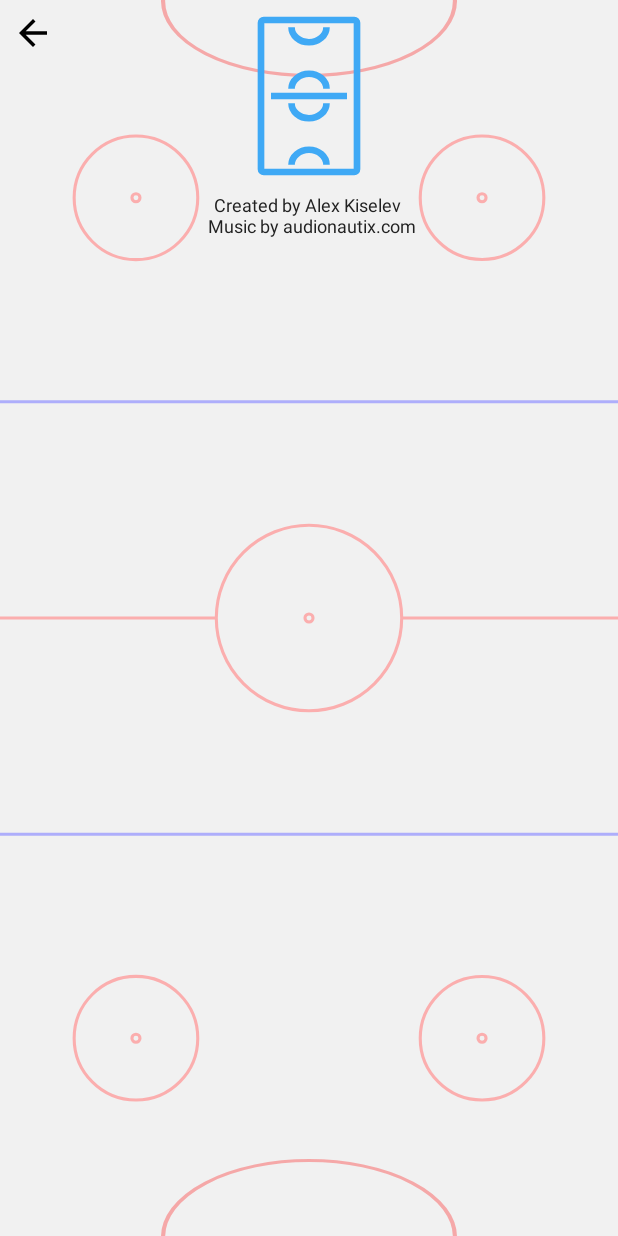
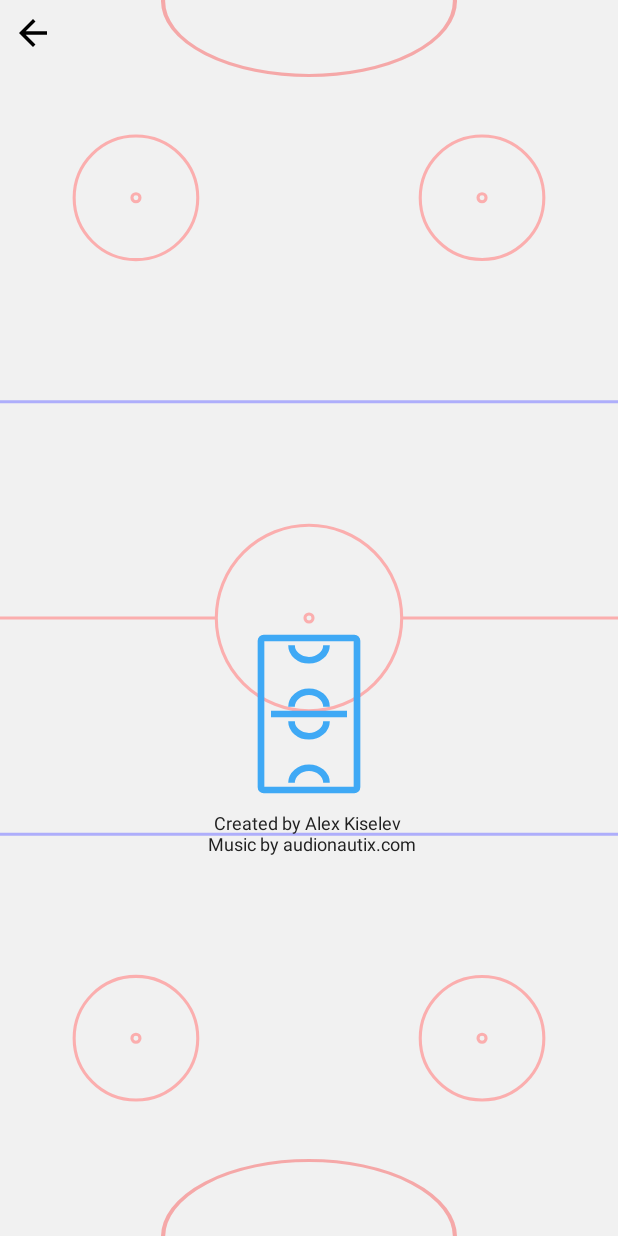
Before and after one commit to InvalidNickname/Air-hockey, an Android app: the CreditsActivity screen opened directly, with no data from a screen before it, on a phone screen of 412 x 824 dp. Run offline under Robolectric (Android 15) with nearby library versions, the phone set to English and light mode, and no system bars.

Commit message:
v0.17.4 - Улучшил creditsactivity - Вынес базовую громкость в ресурсы - Исправил вылет на android 4.4 и ниже

```diff
--- a/app/src/main/AndroidManifest.xml
+++ b/app/src/main/AndroidManifest.xml
@@ -1,7 +1,7 @@
 <?xml version="1.0" encoding="utf-8"?>
 <manifest xmlns:android="http://schemas.android.com/apk/res/android"
     package="hockey.airhockey"
-    android:versionName="0.17.3">
+    android:versionName="0.17.4">
 
     <application
         android:allowBackup="true"
--- a/app/src/main/java/hockey/airhockey/CreditsActivity.java
+++ b/app/src/main/java/hockey/airhockey/CreditsActivity.java
@@ -9,8 +9,11 @@ import android.support.v7.app.AppCompatActivity;
 import android.view.View;
 import android.view.WindowManager;
 import android.widget.ImageView;
+import android.widget.LinearLayout;
 import android.widget.ScrollView;
+import android.widget.Space;
 
+import static hockey.airhockey.MainActivity.baseVolume;
 import static hockey.airhockey.MainActivity.gateHeight;
 import static hockey.airhockey.MainActivity.height;
 import static hockey.airhockey.MainActivity.volume;
@@ -33,10 +36,13 @@ public class CreditsActivity extends AppCompatActivity implements Runnable {
         setVolumeControlStream(AudioManager.STREAM_MUSIC);
         mediaPlayer = new MediaPlayer();
         mediaPlayer = MediaPlayer.create(this, R.raw.night_runner);
-        mediaPlayer.setVolume(0.5f * volume, 0.5f * volume);
+        mediaPlayer.setVolume(baseVolume * volume, baseVolume * volume);
         mediaPlayer.setLooping(true);
         overridePendingTransition(0, 0);
         scrollView = findViewById(R.id.scrollView);
+        Space space = findViewById(R.id.space);
+        LinearLayout.LayoutParams spaceParams = new LinearLayout.LayoutParams(0, height/2);
+        space.setLayoutParams(spaceParams);
         sec = System.currentTimeMillis();
         this.getWindow().setFlags(WindowManager.LayoutParams.FLAG_FULLSCREEN, WindowManager.LayoutParams.FLAG_FULLSCREEN);
         drawGates();
--- a/app/src/main/java/hockey/airhockey/GameField.java
+++ b/app/src/main/java/hockey/airhockey/GameField.java
@@ -316,14 +316,14 @@ public class GameField extends SurfaceView implements Runnable {
         }
     }
 
-    // столкновение биты с шайбой, alpha - угол наклона прямой, соединяющей центры шайбы и биты к прямой x
+    // столкновение точки с шайбой, alpha - угол наклона прямой, соединяющей центры точки и биты к прямой x
     private void collision(Vector speed, double alpha, boolean needSound) {
         if (needSound) {
             int random = (int) Math.round(Math.random() * 4);
             soundPool.play(hitSound[random], volume, volume, 0, 0, 1);
         }
         Vector relative, collided = new Vector(0, 0);
-        // нахождение скорости шайбы относительно биты
+        // нахождение скорости шайбы относительно точки
         relative = puck.v.deductVector(speed);
         // проецирование скорости шайбы в систему координат с наклоном прямой x на угол alpha, отражение vy
         collided.y = -(relative.x * Math.cos(alpha) + relative.y * Math.sin(alpha));
--- a/app/src/main/java/hockey/airhockey/MainActivity.java
+++ b/app/src/main/java/hockey/airhockey/MainActivity.java
@@ -25,7 +25,7 @@ public class MainActivity extends AppCompatActivity {
     public static final String APP_PREFERENCES_VOLUME = "volume";
     static int width, height, playerScale, puckScale, gateHeight, goalStopTime, startAnimStopTime, numberOfPucks, numberOfPlayers, goalThreshold;
     static double frictionValue;
-    static float volume;
+    static float volume, baseVolume;
     static boolean friction;
     private ImageView volumeButton;
     private ImageView start, credits;
@@ -46,6 +46,7 @@ public class MainActivity extends AppCompatActivity {
         gateHeight = height / getResources().getInteger(R.integer.gate_height);
         friction = getResources().getBoolean(R.bool.friction);
         goalThreshold = getResources().getInteger(R.integer.goal_threshold);
+        baseVolume = getResources().getInteger(R.integer.base_volume) / 100f;
         goalStopTime = getResources().getInteger(R.integer.goal_stop);
         startAnimStopTime = getResources().getInteger(R.integer.start_anim_stop);
         frictionValue = getResources().getInteger(R.integer.friction_value) / 1000d;
--- a/app/src/main/res/layout/activity_credits.xml
+++ b/app/src/main/res/layout/activity_credits.xml
@@ -56,20 +56,40 @@
         android:layout_height="match_parent"
         android:scrollbars="none">
 
+        <LinearLayout
+            android:layout_width="match_parent"
+            android:layout_height="wrap_content"
+            android:orientation="vertical"
+            tools:ignore="UseCompoundDrawables">
+
+            <Space
+                android:layout_width="match_parent"
+                android:layout_height="match_parent"
+                android:id="@+id/space"/>
+
+            <ImageView
+                android:layout_width="wrap_content"
+                android:layout_height="wrap_content"
+                android:layout_weight="1"
+                android:layout_gravity="center_horizontal"
+                app:srcCompat="@drawable/logo_borderless_small"
+                tools:ignore="ContentDescription" />
+
             <TextView
                 android:id="@+id/aboutText"
                 android:layout_width="match_parent"
                 android:layout_height="wrap_content"
                 android:gravity="center_horizontal"
                 android:text="@string/about"
+                android:layout_weight="1"
                 android:textColor="@color/colorText"
                 android:textSize="@dimen/small_text"
                 app:layout_constraintBottom_toBottomOf="parent"
                 app:layout_constraintEnd_toEndOf="parent"
                 app:layout_constraintStart_toStartOf="@+id/background"
-                app:layout_constraintTop_toTopOf="parent"
-                android:drawableTop="@drawable/logo_borderless_small"/>
+                app:layout_constraintTop_toTopOf="parent" />
 
+        </LinearLayout>
 
     </ScrollView>
 
--- a/app/src/main/res/values/settings.xml
+++ b/app/src/main/res/values/settings.xml
@@ -10,4 +10,5 @@
     <integer name="number_of_pucks">3</integer> <!-- кол-во изображений шайбы -->
     <integer name="number_of_players">2</integer> <!-- кол-во изображений биты -->
     <integer name="goal_threshold">7</integer> <!-- до скольки очков идёт игра -->
+    <integer name="base_volume">60</integer> <!-- громкость в процентах -->
 </resources>
```
Also changed, not shown: 1 other file.
